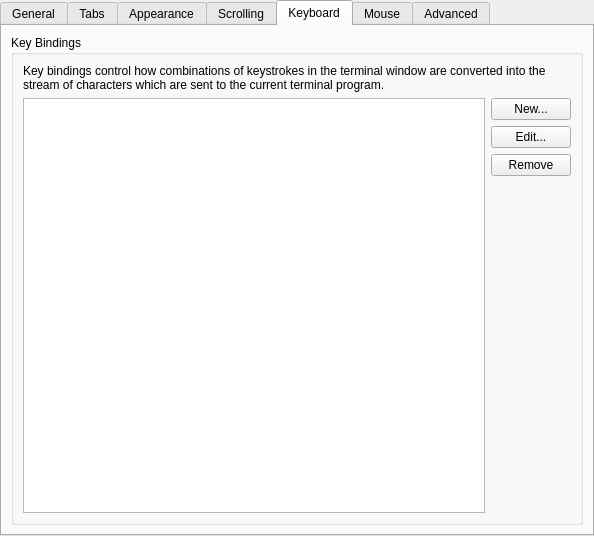
KDE/konsole, file src/EditProfileDialog.ui: the form before one commit.
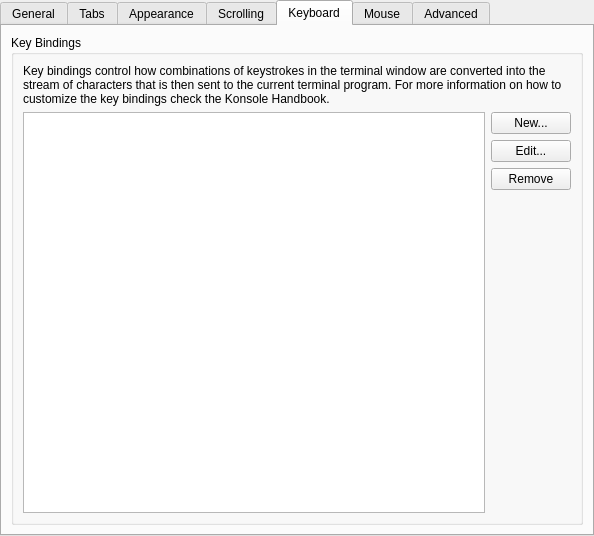
The form after the commit. The open tabs and pages were chosen to show the change. Custom widgets are drawn as their Qt base class.

Commit message:
Add docs to the user manual about the terminal key bindings
Summary:
Also mention the manual on the Keyboard tab in the Edit Profile Dialog
to make it more discoverable for users.

Sources used while writing this documentation:
  - data/keyboard-layouts/README.KeyTab
  - doc/user/README.keyboard
  - https://invisible-island.net/xterm/ctlseqs/ctlseqs.html
  - https://www.vt100.net/docs/vt100-ug

Reviewers: #konsole, hindenburg, yurchor, ltoscano

Reviewed By: #konsole, hindenburg

Subscribers: kde-doc-english, hindenburg, #konsole

Tags: #konsole

Patch:
```diff
--- a/src/EditProfileDialog.ui
+++ b/src/EditProfileDialog.ui
@@ -826,7 +826,7 @@
           <item row="0" column="0" colspan="2">
            <widget class="QLabel" name="label_15">
             <property name="text">
-             <string>Key bindings control how combinations of keystrokes in the terminal window are converted into the stream of characters which are sent to the current terminal program.</string>
+             <string>Key bindings control how combinations of keystrokes in the terminal window are converted into the stream of characters that is then sent to the current terminal program. For more information on how to customize the key bindings check the Konsole Handbook.</string>
             </property>
             <property name="wordWrap">
              <bool>true</bool>
```
The commit also changes 1 other file.
